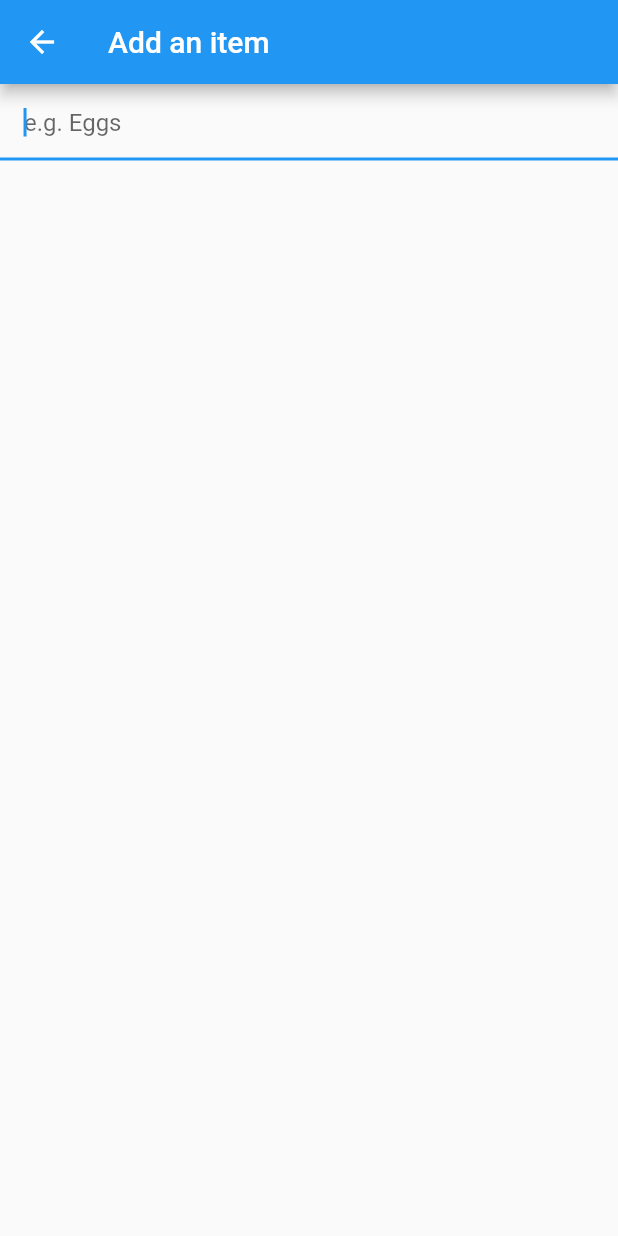
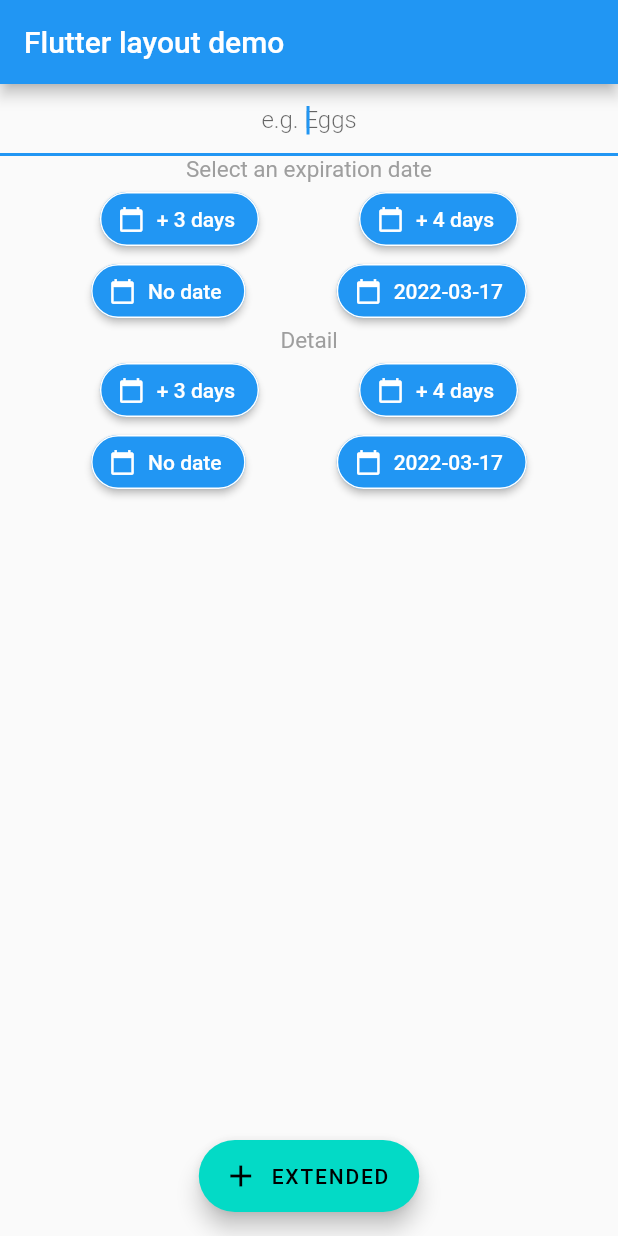
Before and after one commit to Rylie-W/Falco, a Flutter app: the BottomTopScreen screen opened directly, after a tap on the "add" icon, on a phone screen of 412 x 824 dp. Run offline on Flutter 3.47's test engine with Material 2 defaults, Android fonts, the phone set to English and light mode, and no system bars; our stand-ins replace fluttertoast, image_picker, sqflite; accounts and stored records are empty.

Commit message:
input UI
write input page UI without function

```diff
--- /dev/null
+++ b/lib/Pages/InputPage.dart
@@ -0,0 +1,139 @@
+import 'package:flutter/material.dart';
+
+// Uncomment lines 7 and 10 to view the visual layout at runtime.
+// import 'package:flutter/rendering.dart' show debugPaintSizeEnabled;
+class InputPage extends StatelessWidget {
+  const InputPage({Key? key}) : super(key: key);
+
+  @override
+  Widget build(BuildContext context) {
+    TextEditingController nameController = TextEditingController();
+    String foodName = '';
+    bool showSuggestList = false;
+    List<String> items = ["eggs", "milk", "pizza"];
+    DateTime dateToday = new DateTime.now();
+    String date = dateToday.toString().substring(0, 10);
+
+    Color color = Theme.of(context).primaryColor;
+
+    Widget buttonSection = Column(
+      mainAxisAlignment: MainAxisAlignment.spaceEvenly,
+      children: [
+        Text(
+          "Select an expiration date",
+          style: TextStyle(
+            fontSize: 15,
+            color: Colors.grey,
+          ),
+        ),
+        Row(
+          mainAxisAlignment: MainAxisAlignment.spaceEvenly,
+          children: [
+            _buildButtonColumn1(color, 3),
+            _buildButtonColumn1(color, 4),
+          ],
+        ),
+        Row(
+          mainAxisAlignment: MainAxisAlignment.spaceEvenly,
+          children: [
+            _buildButtonColumn2(color, 'No date'),
+            _buildButtonColumn2(color, date),
+          ],
+        ),
+      ],
+    );
+
+    Widget detailSelection = Column(
+      mainAxisAlignment: MainAxisAlignment.spaceEvenly,
+      children: [
+        Text(
+          "Detail",
+          style: TextStyle(
+            fontSize: 15,
+            color: Colors.grey,
+          ),
+        ),
+        Row(
+          mainAxisAlignment: MainAxisAlignment.spaceEvenly,
+          children: [
+            _buildButtonColumn1(color, 3),
+            _buildButtonColumn1(color, 4),
+          ],
+        ),
+        Row(
+          mainAxisAlignment: MainAxisAlignment.spaceEvenly,
+          children: [
+            _buildButtonColumn2(color, 'No date'),
+            _buildButtonColumn2(color, date),
+          ],
+        )
+      ],
+    );
+
+    /// build item
+
+    var txt = TextEditingController();
+
+    return MaterialApp(
+      title: 'Flutter layout demo',
+      home: Scaffold(
+        appBar: AppBar(
+          title: const Text('Flutter layout demo'),
+        ),
+        body: ListView(
+          children: <Widget>[
+            TextField(
+              autofocus: true,
+              textAlign: TextAlign.center,
+              decoration: InputDecoration(
+                hintText: 'e.g. Eggs',
+                hintStyle: TextStyle(fontWeight: FontWeight.w300),
+                border: UnderlineInputBorder(),
+              ),
+              controller: txt,
+              onSubmitted: (value) {
+                Navigator.pop(context);
+              },
+            ),
+            buttonSection,
+            detailSelection,
+          ],
+        ),
+        floatingActionButton: FloatingActionButton.extended(
+          backgroundColor: const Color(0xff03dac6),
+          foregroundColor: Colors.black,
+          onPressed: () {
+            // Respond to button press
+          },
+          icon: Icon(Icons.add),
+          label: Text('EXTENDED'),
+        ),
+        floatingActionButtonLocation: FloatingActionButtonLocation.centerFloat,
+      ),
+    );
+  }
+
+  ElevatedButton _buildButtonColumn1(Color color, int value) {
+    return ElevatedButton.icon(
+        onPressed: () {},
+        icon: Icon(Icons.calendar_today, size: 18),
+        label: Text("+ ${value} days"),
+        style: ButtonStyle(
+            shape: MaterialStateProperty.all<RoundedRectangleBorder>(
+                RoundedRectangleBorder(
+                    borderRadius: BorderRadius.circular(18.0),
+                    side: BorderSide(color: Colors.white)))));
+  }
+
+  ElevatedButton _buildButtonColumn2(Color color, String lable) {
+    return ElevatedButton.icon(
+        onPressed: () {},
+        icon: Icon(Icons.calendar_today, size: 18),
+        label: Text(lable),
+        style: ButtonStyle(
+            shape: MaterialStateProperty.all<RoundedRectangleBorder>(
+                RoundedRectangleBorder(
+                    borderRadius: BorderRadius.circular(20.0),
+                    side: BorderSide(color: Colors.white)))));
+  }
+}
--- a/lib/components/bottomTopScreen.dart
+++ b/lib/components/bottomTopScreen.dart
@@ -1,6 +1,7 @@
 import 'package:flutter/material.dart';
-import 'package:flutter_smart_dialog/flutter_smart_dialog.dart';
 import 'package:fluttertoast/fluttertoast.dart';
+
+import '../Pages/InputPage.dart';
 
 class BottomTopScreen extends StatefulWidget {
   @override
@@ -38,8 +39,7 @@ class _BottomTopScreenState extends State<BottomTopScreen> {
                     timeInSecForIosWeb: 1,
                     backgroundColor: Colors.red,
                     textColor: Colors.white,
-                    fontSize: 16.0
-                );
+                    fontSize: 16.0);
               },
               child: const Icon(
                 Icons.favorite,
@@ -56,8 +56,10 @@ class _BottomTopScreenState extends State<BottomTopScreen> {
             child: FloatingActionButton(
               heroTag: 'next',
               onPressed: () {
-                txt.value = new TextEditingValue();
-                pushAddItemScreen();
+                Navigator.push(
+                  context,
+                  MaterialPageRoute(builder: (context) => const InputPage()),
+                );
               },
               child: const Icon(
                 Icons.add,
@@ -104,12 +106,13 @@ class _BottomTopScreenState extends State<BottomTopScreen> {
         textColor: Colors.black54,
         style: ListTileStyle.list,
         dense: true,
-        child: ListView.builder( itemCount:items.length, itemBuilder: (context, index) {
+        child: ListView.builder(
+            itemCount: items.length,
+            itemBuilder: (context, index) {
+              var item = items[index];
 
-          var item = items[index];
-
-          return buildItem(item, index);
-        }));
+              return buildItem(item, index);
+            }));
   }
 
   Widget buildItem(String text, int index) {
```
Also changed, not shown: pubspec.lock.
